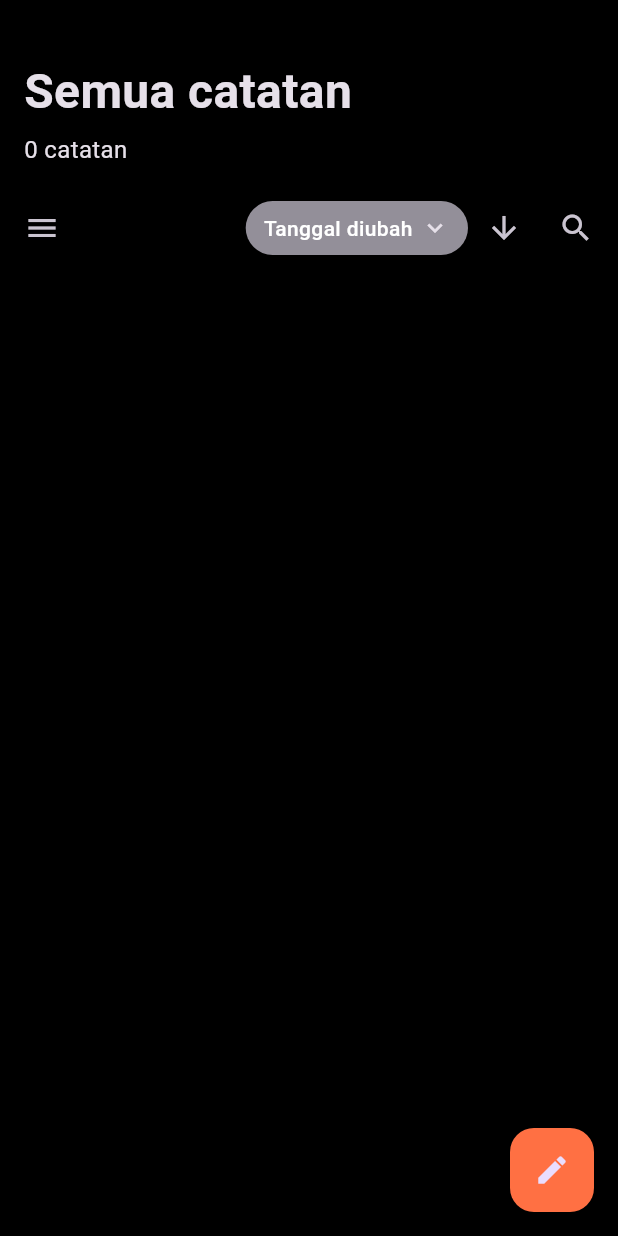
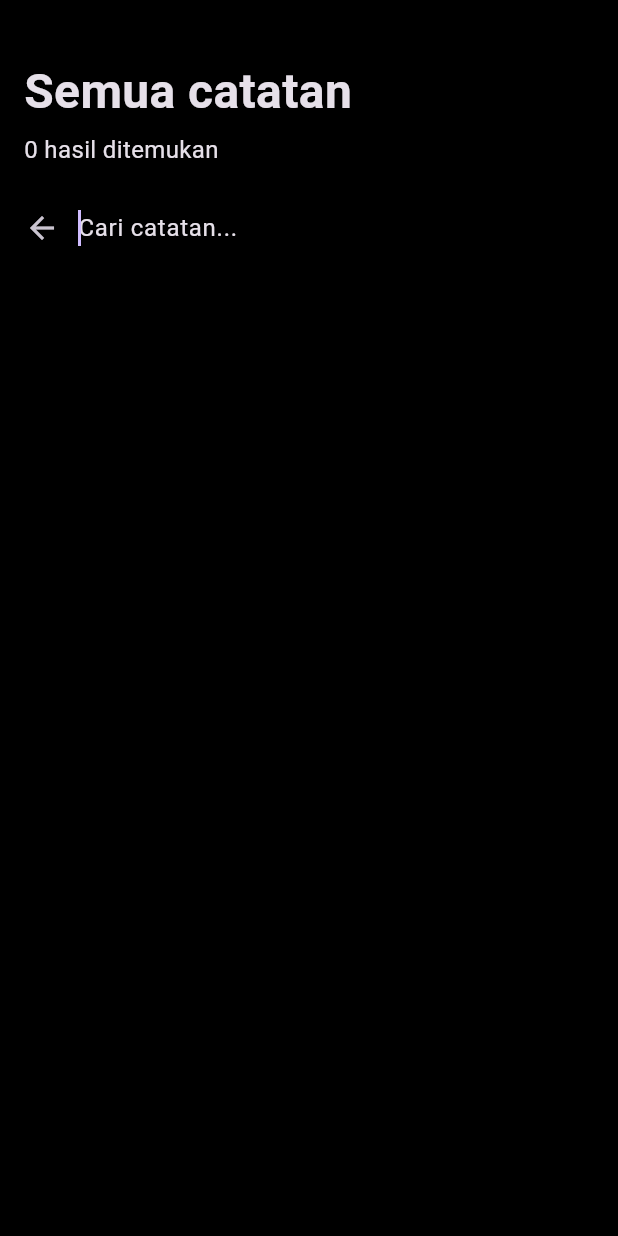
Before and after one commit to joshua825230159-code/memoir, a Flutter app: the screen it shows after launch, after a tap on the "menu" icon, after a tap on the "arrow downward" icon, after a tap on the "search" icon, on a phone screen of 412 x 824 dp. Run offline on Flutter 3.47's test engine with Material 3 defaults, Android fonts, the phone set to English and light mode, and no system bars.

Commit message:
update : - tag, revisi (supaya gak isi manual yg sudah pernah ada) - search button funtion - added new sort/filter "Tanggal dibuat"

```diff
--- a/lib/main.dart
+++ b/lib/main.dart
@@ -1,19 +1,25 @@
 import 'package:flutter/material.dart';
 import 'package:provider/provider.dart';
 import 'providers/theme_provider.dart';
+import 'providers/tag_provider.dart';
+import 'screens/note_list_screen.dart';
 import 'utils/app_themes.dart';
-import 'screens/note_list_screen.dart';
 
 void main() {
   runApp(
-    ChangeNotifierProvider(
-      create: (context) => ThemeProvider(),
+    MultiProvider(
+      providers: [
+        ChangeNotifierProvider(create: (_) => ThemeProvider()),
+        ChangeNotifierProvider(create: (_) => TagProvider()),
+      ],
       child: MyApp(),
     ),
   );
 }
 
 class MyApp extends StatelessWidget {
+  const MyApp({super.key});
+
   @override
   Widget build(BuildContext context) {
     final themeProvider = Provider.of<ThemeProvider>(context);
--- a/lib/models/note.dart
+++ b/lib/models/note.dart
@@ -1,13 +1,15 @@
 class Note {
   String title;
   String content;
-  DateTime timestamp;
+  DateTime timestamp; // last modified
+  DateTime createdAt; // created time
   Set<String> tags;
 
   Note({
     required this.title,
     required this.content,
     required this.timestamp,
-    Set<String>? tags,
-  }) : this.tags = tags ?? {};
+    required this.createdAt,
+    required this.tags,
+  });
 }
--- a/lib/screens/note_list_screen.dart
+++ b/lib/screens/note_list_screen.dart
@@ -2,10 +2,11 @@ import 'package:flutter/material.dart';
 import 'package:provider/provider.dart';
 import '../models/note.dart';
 import '../providers/theme_provider.dart';
+import '../providers/tag_provider.dart';
 import 'note_edit_screen.dart';
 import 'tag_filter_screen.dart';
 
-enum SortBy { date, title }
+enum SortBy { dateModified, dateCreated, title }
 
 class NoteListScreen extends StatefulWidget {
   @override
@@ -15,48 +16,68 @@ class NoteListScreen extends StatefulWidget {
 class _NoteListScreenState extends State<NoteListScreen> {
   final List<Note> notes = [];
 
-  SortBy _currentSortBy = SortBy.date;
+  SortBy _currentSortBy = SortBy.dateModified;
   bool _isAscending = false;
 
   Set<String> _activeFilterTags = {};
-
   bool _isSelectionMode = false;
   final Set<Note> _selectedNotes = {};
 
+  bool _isSearching = false;
+  String _searchQuery = '';
+  final TextEditingController _searchController = TextEditingController();
+
+  @override
+  void initState() {
+    super.initState();
+    _searchController.addListener(() {
+      setState(() {
+        _searchQuery = _searchController.text;
+      });
+    });
+    _applySort();
+  }
+
+  @override
+  void dispose() {
+    _searchController.dispose();
+    super.dispose();
+  }
+
   List<Note> get _filteredNotes {
-    if (_activeFilterTags.isEmpty) {
-      return notes;
+    List<Note> filtered = notes;
+
+    if (_activeFilterTags.isNotEmpty) {
+      filtered = filtered.where((note) =>
+          _activeFilterTags.every((tag) => note.tags.contains(tag))).toList();
     }
-    return notes.where((note) {
-      return _activeFilterTags.every((filterTag) => note.tags.contains(filterTag));
-    }).toList();
+
+    if (_isSearching && _searchQuery.isNotEmpty) {
+      final query = _searchQuery.toLowerCase();
+      filtered = filtered.where((note) =>
+      note.title.toLowerCase().contains(query) ||
+          note.content.toLowerCase().contains(query)).toList();
+    }
+
+    return filtered;
   }
 
   Set<String> get _allAvailableTags {
     return notes.expand((note) => note.tags).toSet();
   }
 
-
-  @override
-  void initState() {
-    super.initState();
-    _applySort();
-  }
-
   void _applySort() {
     setState(() {
-      if (_currentSortBy == SortBy.date) {
-        if (_isAscending) {
-          notes.sort((a, b) => a.timestamp.compareTo(b.timestamp));
+      if (_currentSortBy == SortBy.dateModified) {
+        notes.sort((a, b) =>
+        _isAscending ? a.timestamp.compareTo(b.timestamp) : b.timestamp.compareTo(a.timestamp));
+      } else if (_currentSortBy == SortBy.dateCreated) {
+        notes.sort((a, b) =>
+        _isAscending ? a.createdAt.compareTo(b.createdAt) : b.createdAt.compareTo(a.createdAt));
       } else {
-          notes.sort((a, b) => b.timestamp.compareTo(a.timestamp));
-        }
-      } else {
-        if (_isAscending) {
-          notes.sort((a, b) => a.title.toLowerCase().compareTo(b.title.toLowerCase()));
-        } else {
-          notes.sort((a, b) => b.title.toLowerCase().compareTo(a.title.toLowerCase()));
-        }
+        notes.sort((a, b) => _isAscending
+            ? a.title.toLowerCase().compareTo(b.title.toLowerCase())
+            : b.title.toLowerCase().compareTo(a.title.toLowerCase()));
       }
     });
   }
@@ -65,16 +86,14 @@ class _NoteListScreenState extends State<NoteListScreen> {
     if (newCriteria != null && newCriteria != _currentSortBy) {
       setState(() {
         _currentSortBy = newCriteria;
-        _isAscending = (_currentSortBy == SortBy.title);
+        _isAscending = (newCriteria == SortBy.title);
       });
       _applySort();
     }
   }
 
   void _toggleSortDirection() {
-    setState(() {
-      _isAscending = !_isAscending;
-    });
+    setState(() => _isAscending = !_isAscending);
     _applySort();
   }
 
@@ -115,10 +134,9 @@ class _NoteListScreenState extends State<NoteListScreen> {
     });
   }
 
-
   void _deleteSelectedNotes() {
     setState(() {
-      final int count = _selectedNotes.length;
+      final count = _selectedNotes.length;
       notes.removeWhere((note) => _selectedNotes.contains(note));
       _clearSelection();
       ScaffoldMessenger.of(context)
@@ -147,18 +165,14 @@ class _NoteListScreenState extends State<NoteListScreen> {
     );
     if (result != null) {
       if (result == 'deleted') {
-        setState(() {
-          notes.remove(note);
-        });
+        setState(() => notes.remove(note));
         ScaffoldMessenger.of(context)
           ..removeCurrentSnackBar()
           ..showSnackBar(SnackBar(content: Text("Catatan dihapus")));
       } else if (result is Note) {
         setState(() {
-          final originalIndex = notes.indexOf(note);
-          if (originalIndex != -1) {
-            notes[originalIndex] = result;
-          }
+          final index = notes.indexOf(note);
+          if (index != -1) notes[index] = result;
         });
         _applySort();
       }
@@ -167,7 +181,6 @@ class _NoteListScreenState extends State<NoteListScreen> {
 
   void _openTagFilter() async {
     Navigator.pop(context);
-
     final selectedTags = await Navigator.push<Set<String>>(
       context,
       MaterialPageRoute(
@@ -177,29 +190,34 @@ class _NoteListScreenState extends State<NoteListScreen> {
         ),
       ),
     );
-
     if (selectedTags != null) {
-      setState(() {
-        _activeFilterTags = selectedTags;
-      });
+      setState(() => _activeFilterTags = selectedTags);
     }
   }
 
+  void _toggleSearch() {
+    setState(() {
+      _isSearching = !_isSearching;
+      if (!_isSearching) _searchController.clear();
+    });
+  }
+
   String formatDate(DateTime date) {
-    const monthNames = ["Jan", "Feb", "Mar", "Apr", "Mei", "Jun", "Jul", "Agu", "Sep", "Okt", "Nov", "Des"];
+    const monthNames = ["Jan","Feb","Mar","Apr","Mei","Jun","Jul","Agu","Sep","Okt","Nov","Des"];
     return "${date.day} ${monthNames[date.month - 1]}";
   }
 
   @override
   Widget build(BuildContext context) {
     final themeProvider = Provider.of<ThemeProvider>(context);
+    final currentNotes = _filteredNotes;
 
     return Scaffold(
       drawer: Drawer(
         backgroundColor: Theme.of(context).cardColor,
         child: ListView(
           padding: EdgeInsets.zero,
-          children: <Widget>[
+          children: [
             DrawerHeader(
               decoration: BoxDecoration(color: Theme.of(context).primaryColor),
               child: Text('Menu Catatan', style: TextStyle(color: Colors.white, fontSize: 24)),
@@ -224,31 +242,25 @@ class _NoteListScreenState extends State<NoteListScreen> {
               title: Text('Mode Gelap'),
               trailing: Switch.adaptive(
                 value: themeProvider.isDarkMode,
-                onChanged: (value) {
-                  final provider = Provider.of<ThemeProvider>(context, listen: false);
-                  provider.toggleTheme(value);
-                },
+                onChanged: (val) => themeProvider.toggleTheme(val),
               ),
             ),
           ],
         ),
       ),
-      floatingActionButton: _isSelectionMode ? null : FloatingActionButton(
+      floatingActionButton: (_isSelectionMode || _isSearching) ? null : FloatingActionButton(
         onPressed: _addNote,
         child: Icon(Icons.edit),
       ),
       body: SafeArea(
-        child: _isSelectionMode
-            ? _buildSelectionModeLayout()
-            : _buildDefaultLayout(),
+        child: _isSelectionMode ? _buildSelectionMode(currentNotes) : _buildDefaultLayout(currentNotes),
       ),
     );
   }
 
-  Widget _buildSelectionModeLayout() {
-    final currentNotes = _filteredNotes;
+  Widget _buildSelectionMode(List<Note> currentNotes) {
     return Padding(
-      padding: const EdgeInsets.symmetric(horizontal: 16.0),
+      padding: const EdgeInsets.symmetric(horizontal: 16),
       child: Column(
         children: [
           SizedBox(height: 20),
@@ -269,115 +281,56 @@ class _NoteListScreenState extends State<NoteListScreen> {
     );
   }
 
-  Widget _buildDefaultLayout() {
-    final Color onBackgroundColor = Theme.of(context).colorScheme.onBackground;
-    final Color secondaryTextColor = Theme.of(context).textTheme.bodySmall?.color ?? (Theme.of(context).brightness == Brightness.dark ? Colors.grey.shade400 : Colors.grey.shade600);
-    final currentNotes = _filteredNotes;
+  Widget _buildDefaultLayout(List<Note> currentNotes) {
+    final onBg = Theme.of(context).colorScheme.onBackground;
+    final secTextColor = Theme.of(context).textTheme.bodySmall?.color ?? Colors.grey;
 
     return CustomScrollView(
       slivers: [
         SliverAppBar(
           automaticallyImplyLeading: false,
           backgroundColor: Theme.of(context).scaffoldBackgroundColor,
-          expandedHeight: 176.0,
+          expandedHeight: 176,
           pinned: true,
           floating: true,
           flexibleSpace: FlexibleSpaceBar(
-            title: Text(
-              'Semua catatan',
-              style: TextStyle(fontWeight: FontWeight.bold, fontSize: 16),
-            ),
+            title: Text('Semua catatan', style: TextStyle(fontWeight: FontWeight.bold, fontSize: 16)),
             background: Padding(
               padding: const EdgeInsets.only(left: 16, right: 16, bottom: 65),
               child: Column(
                 mainAxisAlignment: MainAxisAlignment.end,
                 crossAxisAlignment: CrossAxisAlignment.start,
                 children: [
-                  Text(
-                    'Semua catatan',
-                    style: TextStyle(fontSize: 32, fontWeight: FontWeight.bold, color: onBackgroundColor),
-                  ),
+                  Text('Semua catatan', style: TextStyle(fontSize: 32, fontWeight: FontWeight.bold, color: onBg)),
                   SizedBox(height: 4),
-                  Text(
-                    '${currentNotes.length} catatan',
-                    style: TextStyle(fontSize: 16, color: secondaryTextColor),
-                  ),
+                  Text(_isSearching ? '${currentNotes.length} hasil ditemukan' : '${currentNotes.length} catatan', style: TextStyle(fontSize: 16, color: secTextColor)),
                 ],
               ),
             ),
           ),
           bottom: PreferredSize(
-            preferredSize: Size.fromHeight(56.0),
+            preferredSize: Size.fromHeight(56),
             child: Container(
               color: Theme.of(context).scaffoldBackgroundColor,
               padding: EdgeInsets.symmetric(horizontal: 4),
-              child: Row(
-                mainAxisAlignment: MainAxisAlignment.spaceBetween,
-                crossAxisAlignment: CrossAxisAlignment.center,
-                children: [
-                  Builder(builder: (context) {
-                    return IconButton(
-                      icon: Icon(Icons.menu),
-                      onPressed: () => Scaffold.of(context).openDrawer(),
-                      tooltip: 'Buka menu',
-                    );
-                  }),
-                  Row(
-                    crossAxisAlignment: CrossAxisAlignment.center,
-                    children: [
-                      PopupMenuButton<SortBy>(
-                        onSelected: _onSortCriteriaChanged,
-                        color: Theme.of(context).cardColor,
-                        shape: RoundedRectangleBorder(borderRadius: BorderRadius.circular(8.0)),
-                        itemBuilder: (BuildContext context) => <PopupMenuEntry<SortBy>>[
-                          PopupMenuItem<SortBy>(value: SortBy.date, child: Text('Tanggal diubah')),
-                          PopupMenuItem<SortBy>(value: SortBy.title, child: Text('Judul')),
-                        ],
-                        child: Container(
-                          padding: const EdgeInsets.symmetric(horizontal: 12.0, vertical: 8.0),
-                          decoration: BoxDecoration(color: Theme.of(context).dividerColor, borderRadius: BorderRadius.circular(20.0)),
-                          child: Row(
-                            mainAxisSize: MainAxisSize.min,
-                            children: [
-                              Text(_currentSortBy == SortBy.date ? 'Tanggal diubah' : 'Judul', style: TextStyle(fontWeight: FontWeight.w500)),
-                              SizedBox(width: 5),
-                              Icon(Icons.keyboard_arrow_down, color: secondaryTextColor, size: 20),
-                            ],
+              child: _isSearching ? _buildSearchBar(secTextColor, onBg) : _buildNormalAppBar(secTextColor),
             ),
           ),
         ),
-                      IconButton(icon: Icon(_isAscending ? Icons.arrow_upward : Icons.arrow_downward), onPressed: _toggleSortDirection),
-                      IconButton(icon: Icon(Icons.search), onPressed: () {}),
-                    ],
-                  ),
-                ],
-              ),
-            ),
-          ),
-        ),
-
-        if (_activeFilterTags.isNotEmpty)
+        if (_activeFilterTags.isNotEmpty && !_isSearching)
           SliverToBoxAdapter(
             child: Padding(
               padding: const EdgeInsets.fromLTRB(16, 8, 16, 0),
               child: Wrap(
-                spacing: 8.0,
-                runSpacing: 4.0,
+                spacing: 8,
+                runSpacing: 4,
                 children: [
                   ..._activeFilterTags.map((tag) => Chip(
                     label: Text(tag),
-                    onDeleted: () {
-                      setState(() {
-                        _activeFilterTags.remove(tag);
-                      });
-                    },
+                    onDeleted: () => setState(() => _activeFilterTags.remove(tag)),
                   )),
                   GestureDetector(
-                    onTap: () {
-                      setState(() {
-                        _activeFilterTags.clear();
-                      });
-                    },
+                    onTap: () => setState(() => _activeFilterTags.clear()),
                     child: Chip(
                       label: Text('Hapus Semua', style: TextStyle(color: Theme.of(context).colorScheme.error)),
                       avatar: Icon(Icons.close, color: Theme.of(context).colorScheme.error, size: 18),
@@ -388,15 +341,11 @@ class _NoteListScreenState extends State<NoteListScreen> {
               ),
             ),
           ),
-
         SliverPadding(
           padding: EdgeInsets.symmetric(horizontal: 16),
           sliver: SliverList(
             delegate: SliverChildBuilderDelegate(
-                  (context, index) {
-                final note = currentNotes[index];
-                return _buildNoteTile(note, false);
-              },
+                  (context, index) => _buildNoteTile(currentNotes[index], false),
               childCount: currentNotes.length,
             ),
           ),
@@ -405,29 +354,89 @@ class _NoteListScreenState extends State<NoteListScreen> {
     );
   }
 
+  Widget _buildNormalAppBar(Color secTextColor) {
+    return Row(
+      children: [
+        Builder(
+          builder: (context) => IconButton(
+            icon: Icon(Icons.menu),
+            onPressed: () => Scaffold.of(context).openDrawer(),
+          ),
+        ),
+        Spacer(), // Dorong semua tombol ke kanan
+        PopupMenuButton<SortBy>(
+          onSelected: _onSortCriteriaChanged,
+          itemBuilder: (_) => [
+            PopupMenuItem(value: SortBy.dateModified, child: Text('Tanggal diubah')),
+            PopupMenuItem(value: SortBy.dateCreated, child: Text('Tanggal dibuat')),
+            PopupMenuItem(value: SortBy.title, child: Text('Judul')),
+          ],
+          child: Container(
+            padding: EdgeInsets.symmetric(horizontal: 12, vertical: 8),
+            decoration: BoxDecoration(
+                color: Theme.of(context).dividerColor,
+                borderRadius: BorderRadius.circular(20)
+            ),
+            child: Row(
+              mainAxisSize: MainAxisSize.min,
+              children: [
+                Text(
+                  _currentSortBy == SortBy.dateModified
+                      ? 'Tanggal diubah'
+                      : _currentSortBy == SortBy.dateCreated
+                      ? 'Tanggal dibuat'
+                      : 'Judul',
+                  style: TextStyle(fontWeight: FontWeight.w500),
+                ),
+                SizedBox(width: 5),
+                Icon(Icons.keyboard_arrow_down, color: secTextColor, size: 20),
+              ],
+            ),
+          ),
+        ),
+        IconButton(
+          icon: Icon(_isAscending ? Icons.arrow_upward : Icons.arrow_downward),
+          onPressed: _toggleSortDirection,
+        ),
+        IconButton(
+          icon: Icon(Icons.search),
+          onPressed: _toggleSearch,
+        ),
+      ],
+    );
+  }
+
+  Widget _buildSearchBar(Color secTextColor, Color onBg) {
+    return Expanded(
+      child: Row(
+        children: [
+          IconButton(icon: Icon(Icons.arrow_back), onPressed: _toggleSearch),
+          Expanded(
+            child: TextField(
+              controller: _searchController,
+              autofocus: true,
+              decoration: InputDecoration(hintText: 'Cari catatan...', border: InputBorder.none, hintStyle: TextStyle(color: secTextColor)),
+              style: TextStyle(color: onBg),
+            ),
+          ),
+          if (_searchQuery.isNotEmpty) IconButton(icon: Icon(Icons.clear), onPressed: () => _searchController.clear()),
+        ],
+      ),
+    );
+  }
+
   Widget _buildNoteTile(Note note, bool isSelected) {
-    final Color primaryColor = Theme.of(context).primaryColor;
-    final TextStyle? bodySmallStyle = Theme.of(context).textTheme.bodySmall;
+    final primaryColor = Theme.of(context).primaryColor;
+    final bodySmallStyle = Theme.of(context).textTheme.bodySmall;
 
     return ListTile(
-      onTap: () {
-        if (_isSelectionMode) {
-          _toggleSelection(note);
-        } else {
-          _editNote(note);
-        }
-      },
-      onLongPress: () {
-        _startSelection(note);
-      },
-      contentPadding: EdgeInsets.symmetric(vertical: 8.0, horizontal: 0),
+      onTap: () => _isSelectionMode ? _toggleSelection(note) : _editNote(note),
+      onLongPress: () => _startSelection(note),
+      contentPadding: EdgeInsets.symmetric(vertical: 8),
       tileColor: isSelected ? primaryColor.withOpacity(0.2) : null,
       shape: RoundedRectangleBorder(borderRadius: BorderRadius.circular(8)),
       leading: _isSelectionMode
-          ? Icon(
-        isSelected ? Icons.check_circle : Icons.radio_button_unchecked,
-        color: isSelected ? primaryColor : Colors.grey,
-      )
+          ? Icon(isSelected ? Icons.check_circle : Icons.radio_button_unchecked, color: isSelected ? primaryColor : Colors.grey)
           : Container(
         width: 50,
         height: 50,
@@ -441,17 +450,8 @@ class _NoteListScreenState extends State<NoteListScreen> {
           Text(formatDate(note.timestamp), style: bodySmallStyle),
           if (note.tags.isNotEmpty)
             Padding(
-              padding: const EdgeInsets.only(top: 4.0),
-              child: Text(
-                note.tags.map((tag) => '#$tag').join(' '),
-                style: bodySmallStyle?.copyWith(
-                  color: primaryColor,
-                  fontSize: 12,
-                  fontWeight: FontWeight.w500,
-                ) ?? TextStyle(color: primaryColor, fontSize: 12, fontWeight: FontWeight.w500),
-                maxLines: 1,
-                overflow: TextOverflow.ellipsis,
-              ),
+              padding: const EdgeInsets.only(top: 4),
+              child: Text(note.tags.map((t) => '#$t').join(' '), style: bodySmallStyle?.copyWith(color: primaryColor, fontSize: 12, fontWeight: FontWeight.w500)),
             ),
         ],
       ),
@@ -464,32 +464,18 @@ class _NoteListScreenState extends State<NoteListScreen> {
       child: Row(
         mainAxisAlignment: MainAxisAlignment.spaceBetween,
         children: [
-          Row(
-            children: [
+          Row(children: [
             IconButton(icon: Icon(Icons.close), onPressed: _clearSelection),
             SizedBox(width: 16),
             Text('${_selectedNotes.length}', style: TextStyle(fontSize: 20, fontWeight: FontWeight.bold)),
-            ],
-          ),
-          Row(
-            children: [
+          ]),
+          Row(children: [
             TextButton(
               onPressed: _selectAllNotes,
-                child: Text(
-                  _selectedNotes.length == _filteredNotes.length ? 'BATALKAN' : 'PILIH SEMUA',
-                  style: TextStyle(fontWeight: FontWeight.bold),
+              child: Text(_selectedNotes.length == _filteredNotes.length ? 'BATALKAN' : 'PILIH SEMUA', style: TextStyle(fontWeight: FontWeight.bold)),
             ),
-                style: TextButton.styleFrom(
-                  foregroundColor: Theme.of(context).colorScheme.onBackground,
-                ),
-              ),
-              IconButton(
-                icon: Icon(Icons.delete_outline),
-                onPressed: _selectedNotes.isEmpty ? null : _deleteSelectedNotes,
-                tooltip: 'Hapus',
-              ),
-            ],
-          ),
+            IconButton(icon: Icon(Icons.delete_outline), onPressed: _selectedNotes.isEmpty ? null : _deleteSelectedNotes),
+          ]),
         ],
       ),
     );
```
Also changed, not shown: lib/providers/tag_provider.dart (added, +17 -0 lines), lib/screens/note_edit_screen.dart (+46 -15 lines), 1 other file. Lines whose indentation alone changed are shown as unchanged.
